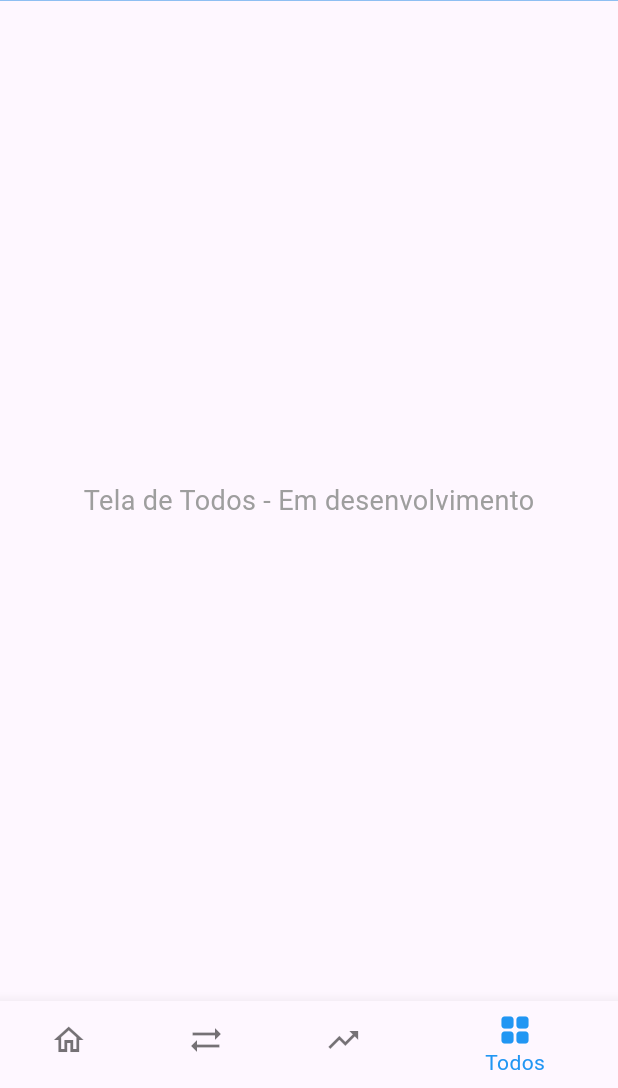
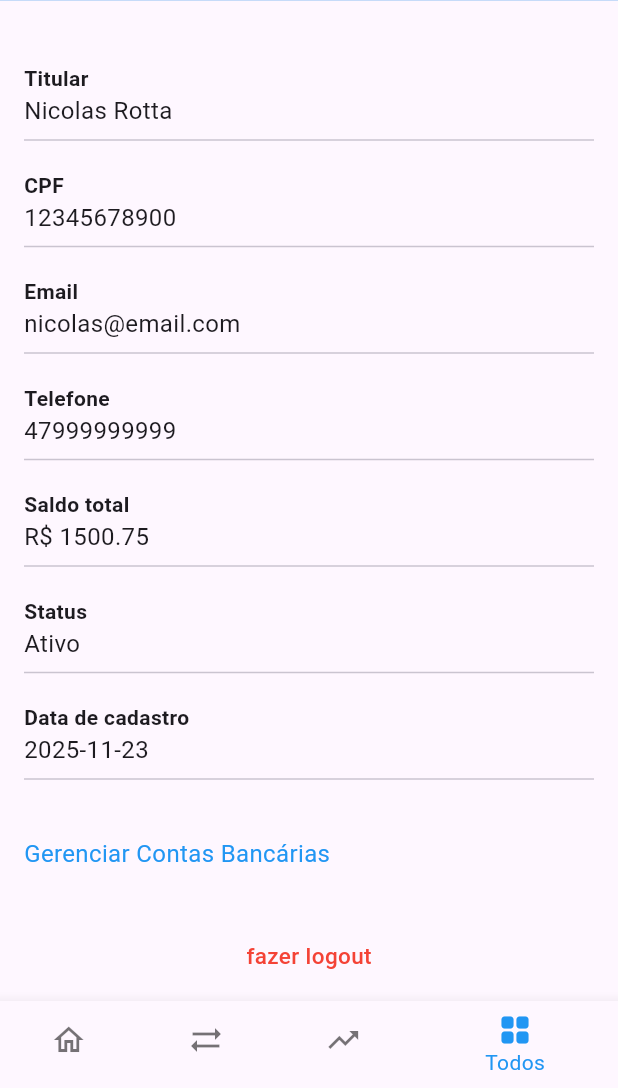
Before and after one commit to andre8756/cedup-flutter, a Flutter app: the screen it shows after launch, item 4 of the bottom bar chosen, on a phone screen of 412 x 824 dp, the part 148-1236 px from its top. Run offline on Flutter 3.47's test engine with Material 3 defaults, Android fonts, the phone set to English and light mode, and no system bars; drawn by our look-alikes of cached_network_image; network calls fail.

Commit message:
finalizando layout de todos_screen

```diff
--- a/piloto/lib/presentation/screens/home/home_screen.dart
+++ b/piloto/lib/presentation/screens/home/home_screen.dart
@@ -6,6 +6,7 @@ import '../../widgets/recent_transactions_card.dart';
 import '../manage_accounts/manage_accounts_screen.dart';
 import '../transaction_screen/transaction_screen.dart';
 import '../statement/statement_screen.dart';
+import '../todos/todos_screen.dart'; // ← IMPORTANTE PARA A TELA "TODOS"
 
 class HomeScreen extends StatefulWidget {
   const HomeScreen({super.key});
@@ -16,6 +17,7 @@ class HomeScreen extends StatefulWidget {
 
 class _HomeScreenState extends State<HomeScreen> {
   int selectedIndex = 0;
+
   List<Map<String, dynamic>> accounts = [
     {
       "name": "Nubank",
@@ -37,7 +39,7 @@ class _HomeScreenState extends State<HomeScreen> {
     },
   ];
 
-  // Lista de transações para o extrato
+  // Extrato completo
   final List<Map<String, dynamic>> statementTransactions = [
     {
       "bankName": "Nubank",
@@ -63,49 +65,9 @@ class _HomeScreenState extends State<HomeScreen> {
       "bankIcon":
           "https://www.publicitarioscriativos.com/wp-content/uploads/2018/09/nova-identidade-visual-da-caixa-pode-custar-ate-800-milhoes.png",
     },
-    {
-      "bankName": "Viacredit",
-      "description": "Depósito",
-      "amount": 900.03,
-      "date": DateTime(2024, 1, 23),
-      "bankIcon":
-          "https://logodownload.org/wp-content/uploads/2019/08/nubank-logo-2-1.png", // Placeholder
-    },
-    {
-      "bankName": "Caixa",
-      "description": "Transferência recebida",
-      "amount": 90.03,
-      "date": DateTime(2024, 1, 23),
-      "bankIcon":
-          "https://www.publicitarioscriativos.com/wp-content/uploads/2018/09/nova-identidade-visual-da-caixa-pode-custar-ate-800-milhoes.png",
-    },
-    {
-      "bankName": "Inter",
-      "description": "Depósito",
-      "amount": 150.03,
-      "date": DateTime(2024, 1, 23),
-      "bankIcon":
-          "https://altarendablog.com.br/wp-content/uploads/2023/12/3afb1b054f7646acabdcd1e953f77c7d_thumb1.jpg",
-    },
-    {
-      "bankName": "Nubank",
-      "description": "Compra online",
-      "amount": 5.33,
-      "date": DateTime(2024, 1, 23),
-      "bankIcon":
-          "https://logodownload.org/wp-content/uploads/2019/08/nubank-logo-2-1.png",
-    },
-    {
-      "bankName": "Nubank",
-      "description": "Transferência",
-      "amount": 10.03,
-      "date": DateTime(2024, 1, 23),
-      "bankIcon":
-          "https://logodownload.org/wp-content/uploads/2019/08/nubank-logo-2-1.png",
-    },
   ];
 
-  // Transações para o widget recente (mantenha as existentes)
+  // Transações recentes
   final List<Map<String, dynamic>> recentTransactions = [
     {
       "description": "Transferência recebida",
@@ -150,6 +112,7 @@ class _HomeScreenState extends State<HomeScreen> {
     );
   }
 
+  // TROCA ENTRE AS TELAS
   Widget _buildCurrentScreen() {
     switch (selectedIndex) {
       case 0:
@@ -159,12 +122,32 @@ class _HomeScreenState extends State<HomeScreen> {
       case 2:
         return StatementScreen(transactions: statementTransactions);
       case 3:
-        return _buildPlaceholderScreen("Todos");
+        return TodosScreen(
+          userData: {
+            "titular": "Nicolas Rotta",
+            "cpf": "12345678900",
+            "email": "nicolas@email.com",
+            "telefone": "47999999999",
+            "saldoTotal": 1500.75,
+            "status": true,
+            "dataCadastro": "2025-11-23T20:00:00",
+            "avatarUrl": "https://exemplo.com/avatar.png",
+            "bancos": [
+              {
+                "id": 1,
+                "nome": "Banco do Brasil",
+                "agencia": "1234",
+                "conta": "56789-0",
+              },
+            ],
+          },
+        );
       default:
         return _buildHomeContent();
     }
   }
 
+  // CONTEÚDO DA HOME
   Widget _buildHomeContent() {
     return SingleChildScrollView(
       child: Column(
@@ -176,19 +159,10 @@ class _HomeScreenState extends State<HomeScreen> {
           ),
           RecentTransactionsCard(
             transactions: recentTransactions,
-            onViewAll: _navigateToStatement, // Adicione o callback aqui
+            onViewAll: _navigateToStatement,
           ),
           const SizedBox(height: 20),
         ],
-      ),
-    );
-  }
-
-  Widget _buildPlaceholderScreen(String title) {
-    return Center(
-      child: Text(
-        "Tela de $title - Em desenvolvimento",
-        style: const TextStyle(fontSize: 18, color: Colors.grey),
       ),
     );
   }
@@ -212,10 +186,9 @@ class _HomeScreenState extends State<HomeScreen> {
     });
   }
 
-  // Adicione este método para navegar para a tela de extrato
   void _navigateToStatement() {
     setState(() {
-      selectedIndex = 2; // Muda para a tela de extrato (índice 2)
+      selectedIndex = 2;
     });
   }
 }
--- /dev/null
+++ b/piloto/lib/presentation/screens/todos/todos_screen.dart
@@ -0,0 +1,126 @@
+import 'package:flutter/material.dart';
+import '../manage_accounts/manage_accounts_screen.dart';
+
+class TodosScreen extends StatefulWidget {
+  final Map<String, dynamic> userData;
+
+  const TodosScreen({super.key, required this.userData});
+
+  @override
+  State<TodosScreen> createState() => _TodosScreenState();
+}
+
+class _TodosScreenState extends State<TodosScreen> {
+  @override
+  Widget build(BuildContext context) {
+    final user = widget.userData;
+
+    return Scaffold(
+      body: SingleChildScrollView(
+        padding: const EdgeInsets.all(16),
+        child: Column(
+          crossAxisAlignment: CrossAxisAlignment.start,
+          children: [
+            const SizedBox(height: 20),
+
+            // ======== INFORMAÇÕES DO USUÁRIO ========
+            _infoTile("Titular", user["titular"]),
+            _infoTile("CPF", user["cpf"]),
+            _infoTile("Email", user["email"]),
+            _infoTile("Telefone", user["telefone"]),
+            _infoTile("Saldo total", "R\$ ${user['saldoTotal']}"),
+            _infoTile("Status", user["status"] ? "Ativo" : "Inativo"),
+            _infoTile(
+              "Data de cadastro",
+              user["dataCadastro"].toString().substring(0, 10),
+            ),
+
+            const SizedBox(height: 20),
+
+            // ======== LINKS MAIS PRÓXIMOS ========
+            Column(
+              crossAxisAlignment: CrossAxisAlignment.start,
+              children: [
+                GestureDetector(
+                  onTap: () {
+                    Navigator.push(
+                      context,
+                      MaterialPageRoute(
+                        builder: (_) => ManageAccountsScreen(
+                          accounts: [
+                            {
+                              "name": "Nubank",
+                              "balance": 900.03,
+                              "icon":
+                                  "https://logodownload.org/wp-content/uploads/2019/08/nubank-logo-2-1.png",
+                            },
+                            {
+                              "name": "Inter",
+                              "balance": 400.02,
+                              "icon":
+                                  "https://altarendablog.com.br/wp-content/uploads/2023/12/3afb1b054f7646acabdcd1e953f77c7d_thumb1.jpg",
+                            },
+                            {
+                              "name": "Caixa",
+                              "balance": 96.03,
+                              "icon":
+                                  "https://www.publicitarioscriativos.com/wp-content/uploads/2018/09/nova-identidade-visual-da-caixa-pode-custar-ate-800-milhoes.png",
+                            },
+                          ],
+                        ),
+                      ),
+                    );
+                  },
+                  child: const Padding(
+                    padding: EdgeInsets.symmetric(vertical: 4),
+                    child: Text(
+                      "Gerenciar Contas Bancárias",
+                      style: TextStyle(color: Colors.blue, fontSize: 16),
+                    ),
+                  ),
+                ),
+              ],
+            ),
+
+            const SizedBox(height: 30),
+
+            // ======== LOGOUT ========
+            Center(
+              child: GestureDetector(
+                onTap: () => Navigator.pop(context),
+                child: const Padding(
+                  padding: EdgeInsets.all(12.0),
+                  child: Text(
+                    "fazer logout",
+                    style: TextStyle(
+                      color: Colors.red,
+                      fontSize: 15,
+                      fontWeight: FontWeight.w500,
+                    ),
+                  ),
+                ),
+              ),
+            ),
+          ],
+        ),
+      ),
+    );
+  }
+
+  Widget _infoTile(String title, String value) {
+    return Padding(
+      padding: const EdgeInsets.symmetric(vertical: 6),
+      child: Column(
+        crossAxisAlignment: CrossAxisAlignment.start,
+        children: [
+          Text(
+            title,
+            style: const TextStyle(fontSize: 14, fontWeight: FontWeight.bold),
+          ),
+          Text(value, style: const TextStyle(fontSize: 16)),
+          const Divider(),
+        ],
+      ),
+    );
+  }
+}
--- a/piloto/lib/presentation/widgets/accounts_card.dart
+++ b/piloto/lib/presentation/widgets/accounts_card.dart
@@ -4,13 +4,13 @@ import 'package:cached_network_image/cached_network_image.dart';
 class AccountsCard extends StatefulWidget {
   final double totalBalance;
   final List<Map<String, dynamic>> accounts;
-  final VoidCallback onManageAccounts; // Adicione este callback
+  final VoidCallback onManageAccounts;
 
   const AccountsCard({
     super.key,
     required this.totalBalance,
     required this.accounts,
-    required this.onManageAccounts, // Adicione este parâmetro
+    required this.onManageAccounts,
   });
 
   @override
@@ -116,7 +116,7 @@ class _AccountsCardState extends State<AccountsCard> {
 
             Center(
               child: OutlinedButton(
-                onPressed: widget.onManageAccounts, // Use o callback aqui
+                onPressed: widget.onManageAccounts,
                 child: const Text("Gerenciar contas"),
               ),
             ),
```
Also changed, not shown: piloto/lib/presentation/screens/statement/statement_screen.dart (+60 -17 lines), piloto/lib/presentation/widgets/app_footer.dart (+2 -8 lines).
